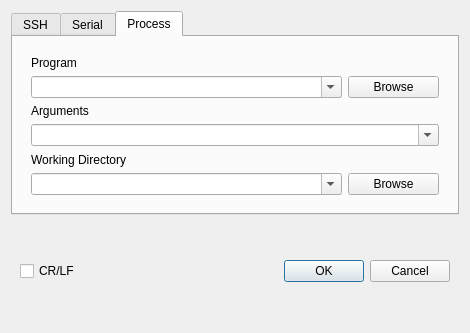
The window that ComBombGui/opendialog.ui (cdesjardins/ComBomb) describes before a commit, drawn with Qt 5.
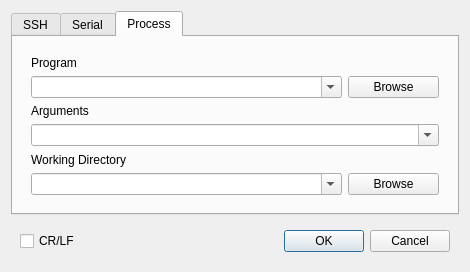
The same window after the commit. Icons and pictures are not drawn. Custom widgets are drawn as their Qt base class.

Commit message: Cleanup open dialog on windows

What changed in the file:
```diff
--- a/ComBombGui/opendialog.ui
+++ b/ComBombGui/opendialog.ui
@@ -7,7 +7,7 @@
     <x>0</x>
     <y>0</y>
     <width>470</width>
-    <height>333</height>
+    <height>263</height>
    </rect>
   </property>
   <property name="sizePolicy">
@@ -26,6 +26,12 @@
   <layout class="QGridLayout" name="gridLayout">
    <item row="1" column="0">
     <widget class="QWidget" name="widget_2" native="true">
+     <property name="sizePolicy">
+      <sizepolicy hsizetype="Preferred" vsizetype="Maximum">
+       <horstretch>0</horstretch>
+       <verstretch>0</verstretch>
+      </sizepolicy>
+     </property>
      <layout class="QHBoxLayout" name="horizontalLayout">
       <item>
        <widget class="QCheckBox" name="newLineCheckBox">
```
The commit also changes 2 other files.
